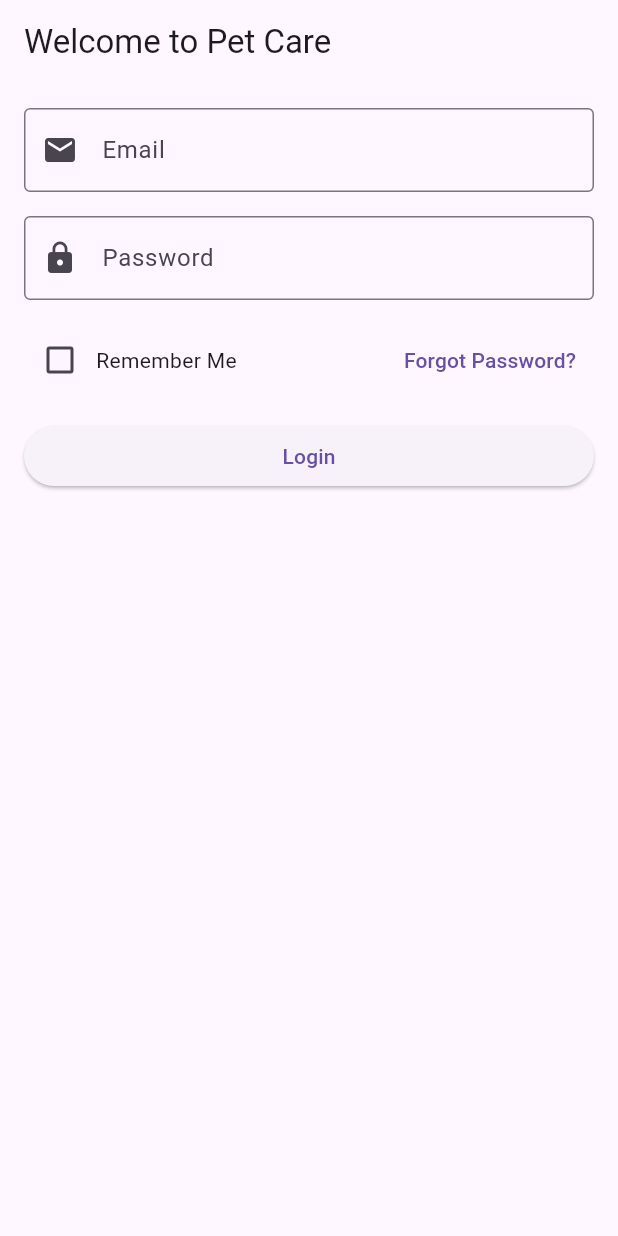
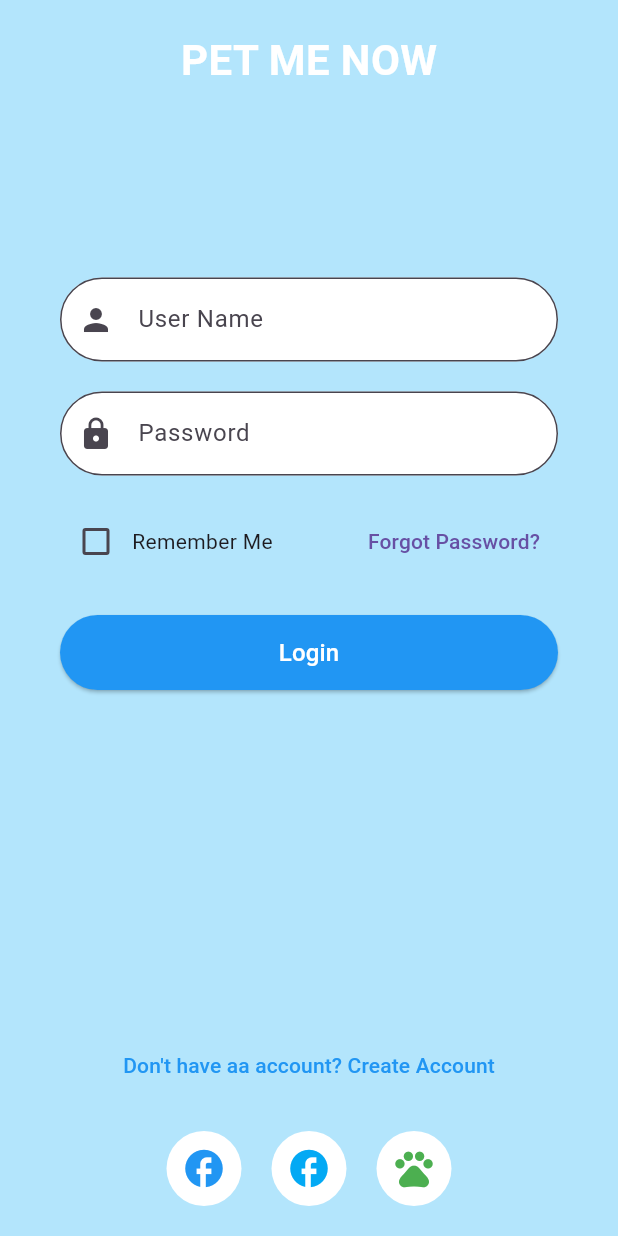
Before and after one commit to AtomSah/pet_care, a Flutter app: the screen it shows after launch, on a phone screen of 412 x 824 dp. Run offline on Flutter 3.47's test engine with Material 3 defaults, Android fonts, the phone set to English and light mode, and no system bars.

Commit message:
Added login view with create account

```diff
--- a/lib/View/login_view.dart
+++ b/lib/View/login_view.dart
@@ -1,11 +1,32 @@
 import 'package:flutter/material.dart';
 import 'package:pet_care/View/home_view.dart';
+import 'package:pet_care/View/registration_view.dart';
 
 class LoginView extends StatefulWidget {
   const LoginView({super.key});
 
   @override
   State<LoginView> createState() => _LoginViewState();
+}
+
+Widget _buildImageTile(String assetPath) {
+  return Container(
+    decoration: BoxDecoration(
+      borderRadius: BorderRadius.circular(10),
+      color: Colors.white,
+    ),
+    child: Center(
+      child: Image.asset(assetPath, fit: BoxFit.contain),
+    ),
+  );
+}
+
+Widget _buildSocialIcon(IconData icon, Color color) {
+  return CircleAvatar(
+    backgroundColor: Colors.white,
+    radius: 25,
+    child: Icon(icon, color: color, size: 30),
+  );
 }
 
 class _LoginViewState extends State<LoginView> {
@@ -16,34 +37,72 @@ class _LoginViewState extends State<LoginView> {
   @override
   Widget build(BuildContext context) {
     return Scaffold(
-      appBar: AppBar(
-        title: const Text("Welcome to Pet Care"),
+      backgroundColor: Colors.lightBlue[100],
+      body: SafeArea(
+        child: Column(
+          mainAxisAlignment: MainAxisAlignment.spaceBetween,
+          children: [
+            // Title and Image Grid
+            const Column(
+              children: [
+                SizedBox(height: 20),
+                Text(
+                  "PET ME NOW",
+                  style: TextStyle(
+                    fontSize: 28,
+                    fontWeight: FontWeight.bold,
+                    color: Colors.white,
                   ),
-      body: Padding(
-        padding: const EdgeInsets.all(16.0),
+                ),
+                SizedBox(height: 20),
+                // Padding(
+                //   padding: const EdgeInsets.symmetric(horizontal: 40.0),
+                //   child: GridView.count(
+                //     shrinkWrap: true,
+                //     crossAxisCount: 2,
+                //     crossAxisSpacing: 10,
+                //     mainAxisSpacing: 10,
+                //     children: [
+                //       _buildImageTile('assets/cat.png'),
+                //       _buildImageTile('assets/mouse.png'),
+                //       _buildImageTile('assets/rabbit.png'),
+                //       _buildImageTile('assets/bird.png'),
+                //     ],
+                //   ),
+                // ),
+              ],
+            ),
+
+            // Login Form
+            Padding(
+              padding: const EdgeInsets.symmetric(horizontal: 40.0),
               child: Column(
-          crossAxisAlignment: CrossAxisAlignment.start,
                 children: [
                   TextField(
-              controller: _emailController,
-              decoration: const InputDecoration(
-                labelText: "Email",
-                border: OutlineInputBorder(),
-                prefixIcon: Icon(Icons.email),
+                    decoration: InputDecoration(
+                      prefixIcon: Icon(Icons.person),
+                      hintText: 'User Name',
+                      border: OutlineInputBorder(
+                        borderRadius: BorderRadius.circular(30),
                       ),
-              keyboardType: TextInputType.emailAddress,
+                      filled: true,
+                      fillColor: Colors.white,
                     ),
-            const SizedBox(height: 16.0),
+                  ),
+                  const SizedBox(height: 20),
                   TextField(
-              controller: _passwordController,
-              decoration: const InputDecoration(
-                labelText: "Password",
-                border: OutlineInputBorder(),
-                prefixIcon: Icon(Icons.lock),
+                    obscureText: true,
+                    decoration: InputDecoration(
+                      prefixIcon: const Icon(Icons.lock),
+                      hintText: 'Password',
+                      border: OutlineInputBorder(
+                        borderRadius: BorderRadius.circular(30),
                       ),
-              obscureText: true,
+                      filled: true,
+                      fillColor: Colors.white,
                     ),
-            const SizedBox(height: 16.0),
+                  ),
+                  const SizedBox(height: 20),
                   Row(
                     mainAxisAlignment: MainAxisAlignment.spaceBetween,
                     children: [
@@ -64,26 +123,80 @@ class _LoginViewState extends State<LoginView> {
                         onPressed: () {
                           // Handle forgot password
                           ScaffoldMessenger.of(context).showSnackBar(
-                      const SnackBar(content: Text("Forgot Password clicked")),
+                            const SnackBar(
+                                content: Text("Forgot Password clicked")),
                           );
                         },
                         child: const Text("Forgot Password?"),
                       ),
                     ],
                   ),
-            const SizedBox(height: 16.0),
-            SizedBox(
-              width: double.infinity,
-              child: ElevatedButton(
+                  const SizedBox(height: 25),
+                  ElevatedButton(
                     onPressed: () {
                       // Navigate to Home Page
                       Navigator.push(
                         context,
-                    MaterialPageRoute(builder: (context) => const HomeView()),
+                        MaterialPageRoute(
+                            builder: (context) => const HomeView()),
                       );
                     },
-                child: const Text("Login"),
+                    style: ElevatedButton.styleFrom(
+                      backgroundColor: Colors.blue,
+                      minimumSize: Size(double.infinity, 50),
+                      shape: RoundedRectangleBorder(
+                        borderRadius: BorderRadius.circular(30),
                       ),
+                    ),
+                    child: const Text(
+                      "Login",
+                      style: TextStyle(
+                        fontSize: 16,
+                        color: Colors.white,
+                      ),
+                    ),
+                  ),
+                ],
+              ),
+            ),
+
+            // Footer
+            const SizedBox(height: 16.0),
+            Column(
+              children: [
+                TextButton(
+                  onPressed: () {
+                    Navigator.push(
+                      context,
+                      MaterialPageRoute(
+                          builder: (context) => const RegistrationScreen()),
+                    );
+                    // Handle create account
+                    ScaffoldMessenger.of(context).showSnackBar(
+                      const SnackBar(content: Text("Create Account clicked")),
+                    );
+                  },
+                  child: const Text(
+                    "Don't have aa account? Create Account",
+                    style: TextStyle(
+                      color: Colors.blue,
+                      fontSize: 14,
+                    ),
+                  ),
+                ),
+                const SizedBox(height: 20),
+                Row(
+                  mainAxisAlignment: MainAxisAlignment.center,
+                  children: [
+                    _buildSocialIcon(Icons.facebook, Colors.blue),
+                    SizedBox(width: 20),
+                    _buildSocialIcon(Icons.facebook, Colors.lightBlue),
+                    SizedBox(width: 20),
+                    _buildSocialIcon(Icons.pets, Colors.green),
+                  ],
+                ),
+                const SizedBox(height: 20),
+              ],
             ),
           ],
         ),
--- a/pubspec.yaml
+++ b/pubspec.yaml
@@ -59,9 +59,8 @@ flutter:
   uses-material-design: true
 
   # To add assets to your application, add an assets section, like this:
-  # assets:
-  #   - images/a_dot_burr.jpeg
-  #   - images/a_dot_ham.jpeg
+  assets:
+    - assets/image/
 
   # An image asset can refer to one or more resolution-specific "variants", see
   # https://flutter.dev/to/resolution-aware-images
```
Also changed, not shown: lib/View/registration_view.dart (added, +104 -0 lines), assets/image/download(1).jpeg (added), assets/image/download(2).jpeg (added), assets/image/download(3).jpeg (added), assets/image/download(4).jpeg (added), assets/image/download.jpeg (added), assets/image/image.png (added), assets/image/image2.png (added), assets/image/image3.png (added), assets/image/image4.png (added). Lines whose indentation alone changed are shown as unchanged.
